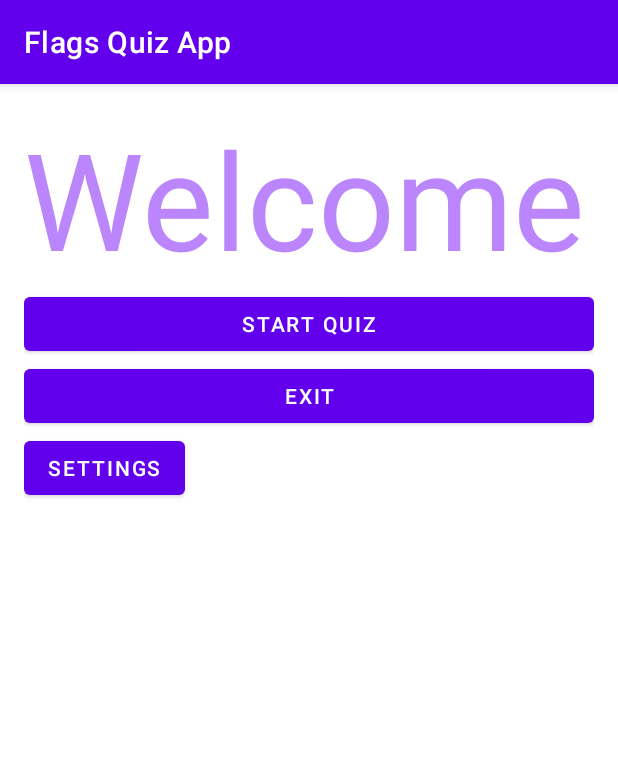
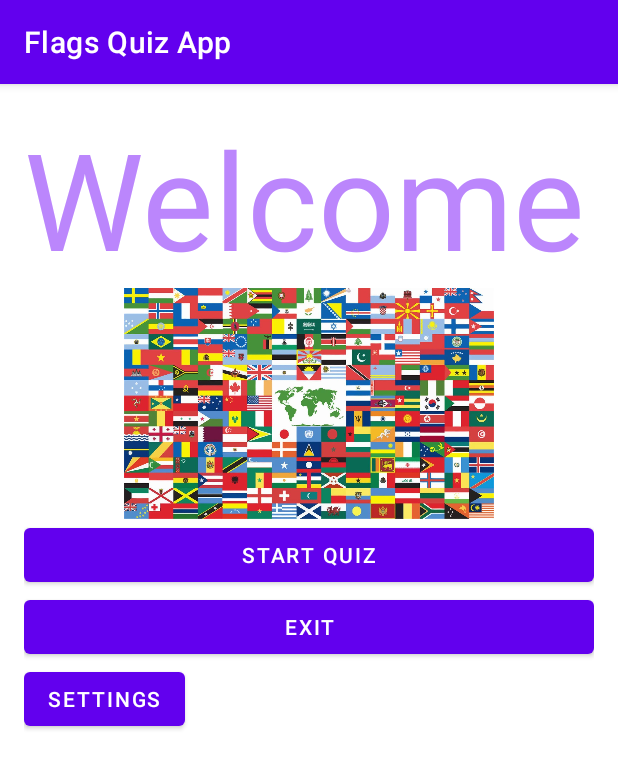
Before and after one commit to yousifj/QuizApp, an Android app: the screen it shows after launch (MainMenu), on a phone screen of 412 x 824 dp. Shown: the top 769 px of the screen. Run offline under Robolectric (Android 15) with nearby library versions, the phone set to English and light mode, and no system bars.

Commit message:
added an image to the welcome screen

```diff
--- a/app/src/main/res/layout/activity_main_menu.xml
+++ b/app/src/main/res/layout/activity_main_menu.xml
@@ -1,6 +1,7 @@
 <?xml version="1.0" encoding="utf-8"?>
 <LinearLayout
     xmlns:android="http://schemas.android.com/apk/res/android"
+    xmlns:app="http://schemas.android.com/apk/res-auto"
     android:layout_width="match_parent"
     android:layout_height="wrap_content"
     android:orientation="vertical"
@@ -15,6 +16,12 @@
         android:textAppearance="@style/TextAppearance.AppCompat.Large"
         android:textColor="@color/purple_200"
         android:textSize="90sp" />
+
+    <ImageView
+        android:id="@+id/imageView"
+        android:layout_width="match_parent"
+        android:layout_height="154dp"
+        app:srcCompat="@drawable/flags" />
 
     <Button
         android:id="@+id/start"
--- a/app/src/main/res/layout/fragment_settings.xml
+++ b/app/src/main/res/layout/fragment_settings.xml
@@ -16,7 +16,7 @@
         android:id="@+id/Wavyflag"
         android:layout_width="wrap_content"
         android:layout_height="wrap_content"
-        android:layout_marginTop="48dp"
+        android:layout_marginTop="20dp"
         android:text="Wavy flag" />
 
 
```
Also changed, not shown: app/src/main/res/drawable/flags.png (added).
